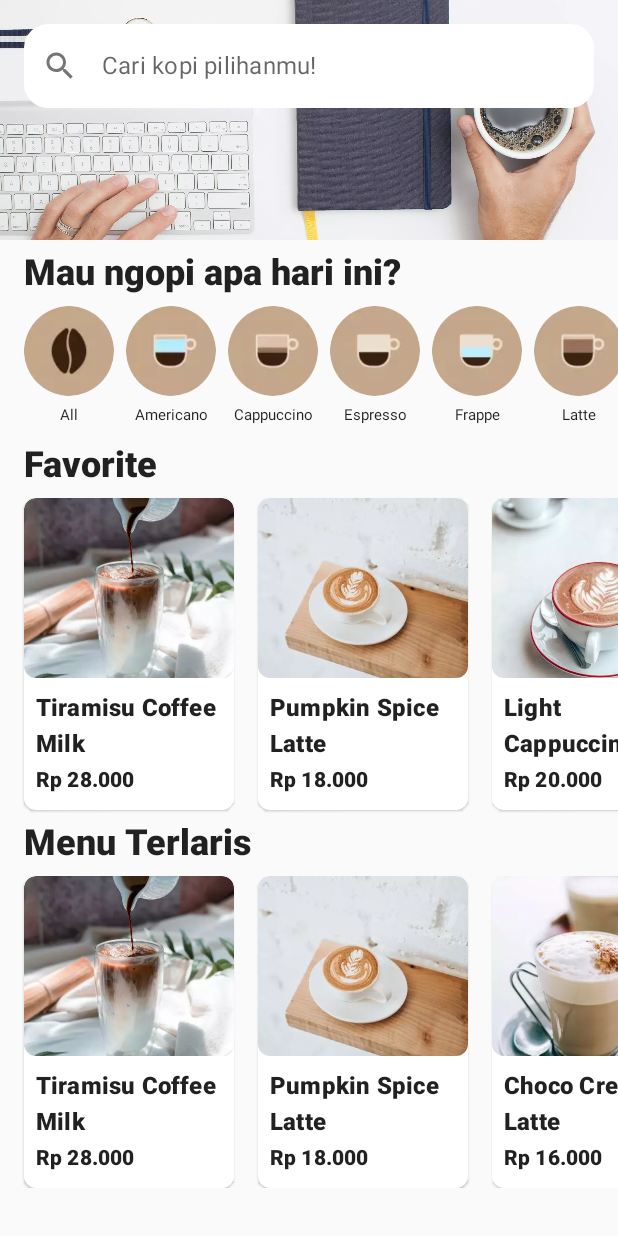
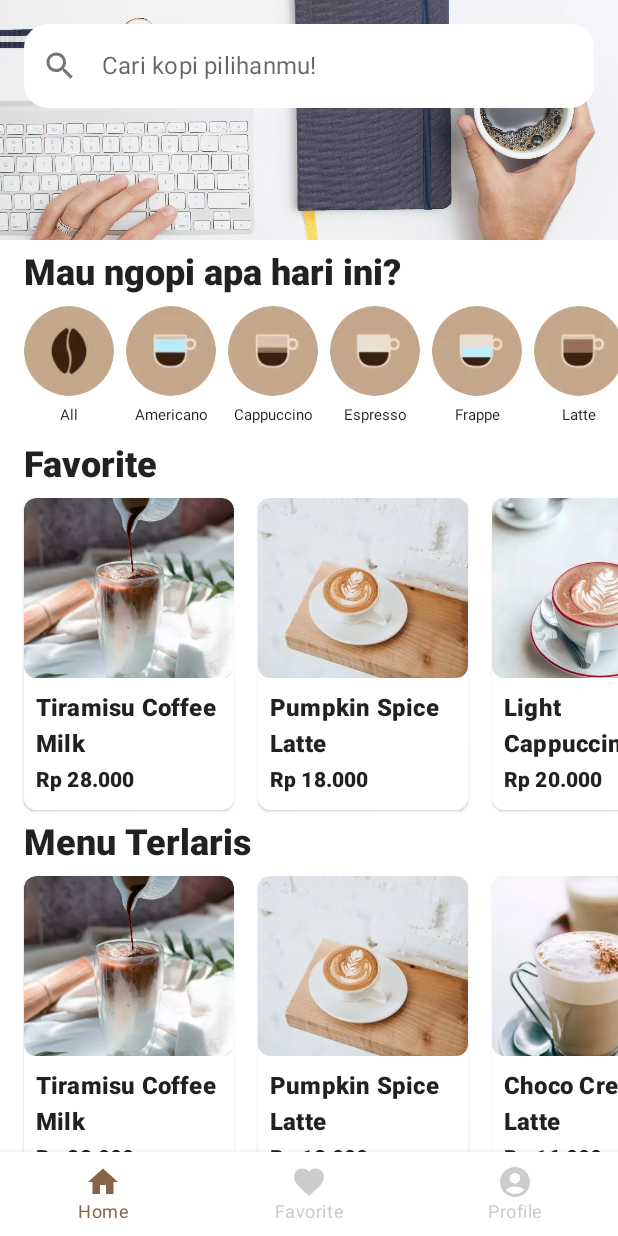
Before and after one commit to akbarhmu/CoffeeShopCompose, an Android app built with Jetpack Compose: the screen it shows after launch (MainActivity), on a phone screen of 412 x 824 dp. Run offline under Robolectric (Android 15) with nearby library versions, the phone set to English and light mode, and no system bars.

```diff
--- a/app/src/main/java/id/ngoding/composecoffee/MainActivity.kt
+++ b/app/src/main/java/id/ngoding/composecoffee/MainActivity.kt
@@ -9,21 +9,21 @@ import androidx.compose.foundation.lazy.LazyRow
 import androidx.compose.foundation.lazy.items
 import androidx.compose.foundation.rememberScrollState
 import androidx.compose.foundation.verticalScroll
-import androidx.compose.material.MaterialTheme
-import androidx.compose.material.Surface
-import androidx.compose.material.Text
+import androidx.compose.material.*
+import androidx.compose.material.icons.Icons
+import androidx.compose.material.icons.filled.AccountCircle
+import androidx.compose.material.icons.filled.Favorite
+import androidx.compose.material.icons.filled.Home
 import androidx.compose.runtime.Composable
 import androidx.compose.ui.Modifier
+import androidx.compose.ui.graphics.Color
 import androidx.compose.ui.layout.ContentScale
 import androidx.compose.ui.res.painterResource
 import androidx.compose.ui.res.stringResource
 import androidx.compose.ui.tooling.preview.Devices
 import androidx.compose.ui.tooling.preview.Preview
 import androidx.compose.ui.unit.dp
-import id.ngoding.composecoffee.model.Menu
-import id.ngoding.composecoffee.model.dummyBestSellerMenu
-import id.ngoding.composecoffee.model.dummyCategory
-import id.ngoding.composecoffee.model.dummyMenu
+import id.ngoding.composecoffee.model.*
 import id.ngoding.composecoffee.ui.components.*
 import id.ngoding.composecoffee.ui.theme.ComposeCoffeeTheme
 
@@ -39,8 +39,15 @@ class MainActivity : ComponentActivity() {
 }
 
 @Composable
-fun ComposeCoffeeApp() {
-    Column(modifier = Modifier.verticalScroll(rememberScrollState())) {
+fun ComposeCoffeeApp(modifier: Modifier = Modifier) {
+    Scaffold(
+        bottomBar = { BottomBar() },
+    ) { innerPadding ->
+        Column(
+            modifier = modifier
+                .padding(innerPadding)
+                .verticalScroll(rememberScrollState())
+        ) {
             Banner()
             HomeSection(
                 title = stringResource(R.string.section_category),
@@ -48,12 +55,13 @@ fun ComposeCoffeeApp() {
             )
             HomeSection(
                 title = stringResource(R.string.menu_favorite),
-            content = { MenuRow(dummyMenu)}
+                content = { MenuRow(dummyMenu) }
             )
             HomeSection(
                 title = stringResource(R.string.section_best_seller_menu),
-            content = { MenuRow(dummyBestSellerMenu)}
+                content = { MenuRow(dummyBestSellerMenu) }
             )
+        }
     }
 }
 
@@ -103,6 +111,48 @@ fun MenuRow(
     }
 }
 
+@Composable
+fun BottomBar(
+    modifier: Modifier = Modifier
+) {
+    BottomNavigation(
+        backgroundColor = MaterialTheme.colors.background,
+        contentColor = MaterialTheme.colors.primary,
+        modifier = modifier
+    ) {
+        val navigationItems = listOf(
+            BottomBarItem(
+                title = stringResource(id = R.string.menu_home),
+                icon = Icons.Default.Home
+            ),
+            BottomBarItem(
+                title = stringResource(id = R.string.menu_favorite),
+                icon = Icons.Default.Favorite
+            ),
+            BottomBarItem(
+                title = stringResource(id = R.string.menu_profile),
+                icon = Icons.Default.AccountCircle
+            )
+        )
+        navigationItems.map {
+            BottomNavigationItem(
+                icon = {
+                    Icon(
+                        imageVector = it.icon,
+                        contentDescription = it.title
+                    )
+                },
+                label = {
+                    Text(it.title)
+                },
+                selected = it.title == navigationItems[0].title,
+                unselectedContentColor = Color.LightGray,
+                onClick = { /*TODO*/ }
+            )
+        }
+    }
+}
+
 @Preview(showBackground = true, device = Devices.PIXEL_4)
 @Composable
 fun ComposeCoffeeAppPreview() {
```
Lines whose indentation alone changed are shown as unchanged.
